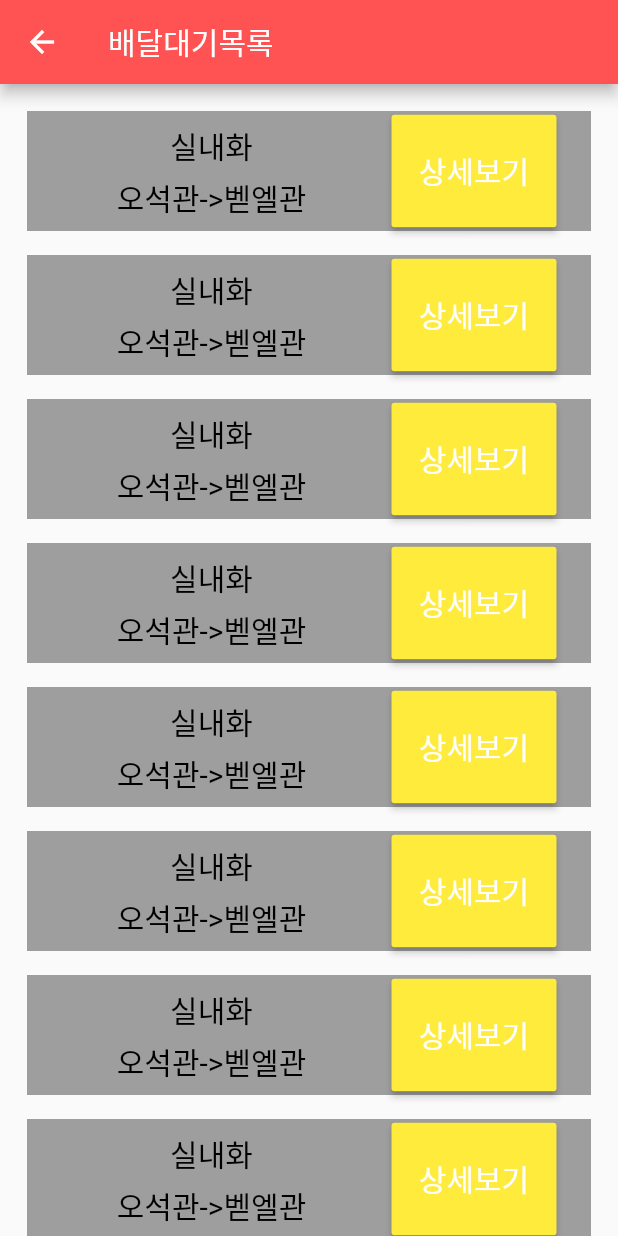
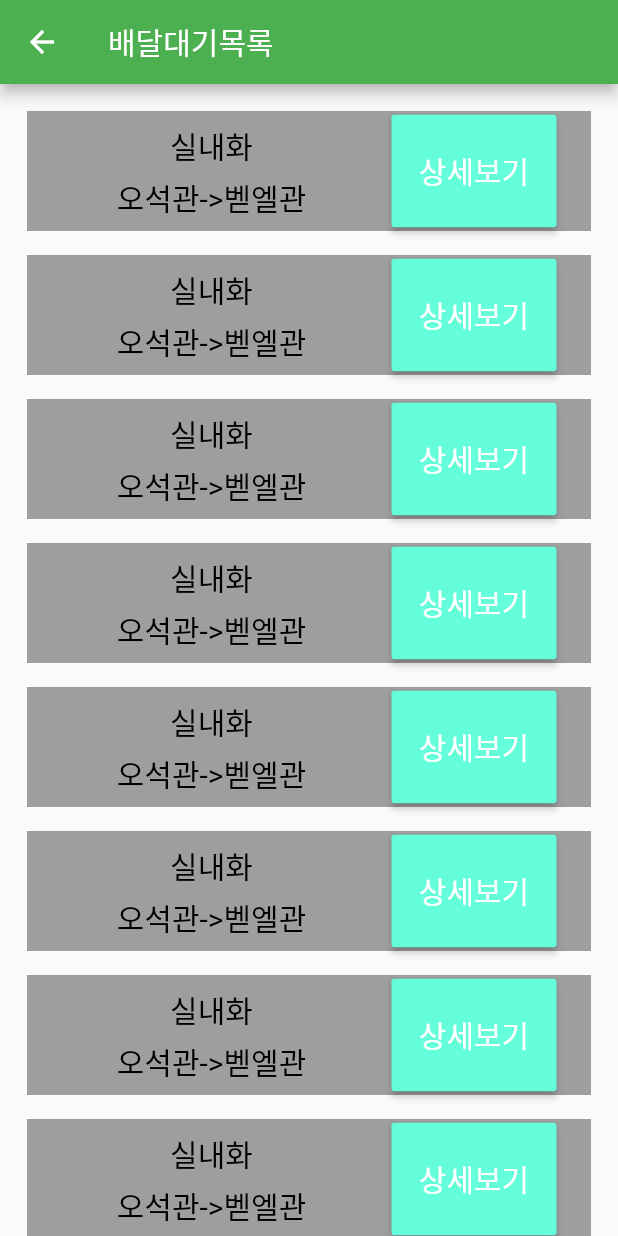
Before and after one commit to Luvxy/delivery, a Flutter app: the ScreenC screen opened by its route, on a phone screen of 412 x 824 dp. Run offline on Flutter 3.47's test engine with Material 2 defaults, Android fonts, the phone set to English and light mode, and no system bars; our stand-ins replace firebase_auth, firebase_core, google_maps_flutter, logger; missing offline and left inert: firebase_auth_web, firebase_core_web; accounts and stored records are empty; Roboto replaces fonts that are missing (Montserrat).

Commit message:
배경색과 버튼색 전부 설정하고 바꿈

```diff
--- a/lib/ScreenA.dart
+++ b/lib/ScreenA.dart
@@ -96,12 +96,13 @@ class ScreenA extends StatelessWidget {
                 child: Column(
                   mainAxisAlignment: MainAxisAlignment.center,
                   children: [
-                    ElevatedButton(
+                    RaisedButton(
+                      color: Theme.of(context).accentColor,
                         onPressed: () {
                           FirebaseAuth.instance.signOut();
                           Navigator.pushNamed(context, '/log');
                         },
-                        child: Text("로그아웃"))
+                        child: Text("로그아웃")),
                   ],
                 ),
               ),
--- a/lib/ScreenB.dart
+++ b/lib/ScreenB.dart
@@ -56,7 +56,7 @@ class ScreenB extends StatelessWidget {
                                           style: TextStyle(
                                               color: Colors.white, fontSize: 20),
                                         ),
-                                        color: Colors.redAccent,
+                                        color: Theme.of(context).accentColor,
                                         onPressed: () {
                                           Navigator.pushNamed(context, '/map');
                                         },
@@ -78,7 +78,7 @@ class ScreenB extends StatelessWidget {
                                           style: TextStyle(
                                               color: Colors.white, fontSize: 20),
                                         ),
-                                        color: Colors.redAccent,
+                                        color: Theme.of(context).accentColor,
                                         onPressed: () {
                                           Navigator.pushNamed(context, '/map');
                                         },
@@ -124,7 +124,7 @@ class ScreenB extends StatelessWidget {
                                         style: TextStyle(
                                             color: Colors.white, fontSize: 20),
                                       ),
-                                      color: Colors.redAccent,
+                                      color: Theme.of(context).accentColor,
                                       onPressed: () {
                                         if (controller == null) {
                                           showSnackBar(context);
--- a/lib/ScreenC.dart
+++ b/lib/ScreenC.dart
@@ -10,7 +10,7 @@ class ScreenC extends StatelessWidget {
     return Scaffold(
       appBar: AppBar(
         title: Text('배달대기목록'),
-        backgroundColor: Colors.redAccent,
+        backgroundColor: Theme.of(context).primaryColor,
       ),
       body: Builder(builder: (context) {
         return Center(
@@ -57,7 +57,7 @@ class ScreenC extends StatelessWidget {
                           width: 110,
                           height: 75,
                           child: RaisedButton(
-                            color: Colors.yellow,
+                            color: Theme.of(context).accentColor,
                             child: Text('상세보기',style: TextStyle(fontSize: 20, color: Colors.white),),
                             onPressed: (){
                               Navigator.pushNamed(context, '/detail2');
@@ -98,7 +98,7 @@ class ScreenC extends StatelessWidget {
                           width: 110,
                           height: 75,
                           child: RaisedButton(
-                            color: Colors.yellow,
+                            color: Theme.of(context).accentColor,
                             child: Text('상세보기',style: TextStyle(fontSize: 20, color: Colors.white),),
                             onPressed: (){
                               Navigator.pushNamed(context, '/detail2');
@@ -139,7 +139,7 @@ class ScreenC extends StatelessWidget {
                           width: 110,
                           height: 75,
                           child: RaisedButton(
-                            color: Colors.yellow,
+                            color: Theme.of(context).accentColor,
                             child: Text('상세보기',style: TextStyle(fontSize: 20, color: Colors.white),),
                             onPressed: (){
                               Navigator.pushNamed(context, '/detail2');
@@ -180,7 +180,7 @@ class ScreenC extends StatelessWidget {
                           width: 110,
                           height: 75,
                           child: RaisedButton(
-                            color: Colors.yellow,
+                            color: Theme.of(context).accentColor,
                             child: Text('상세보기',style: TextStyle(fontSize: 20, color: Colors.white),),
                             onPressed: (){
                               Navigator.pushNamed(context, '/detail2');
@@ -221,7 +221,7 @@ class ScreenC extends StatelessWidget {
                           width: 110,
                           height: 75,
                           child: RaisedButton(
-                            color: Colors.yellow,
+                            color: Theme.of(context).accentColor,
                             child: Text('상세보기',style: TextStyle(fontSize: 20, color: Colors.white),),
                             onPressed: (){
                               Navigator.pushNamed(context, '/detail2');
@@ -262,7 +262,7 @@ class ScreenC extends StatelessWidget {
                           width: 110,
                           height: 75,
                           child: RaisedButton(
-                            color: Colors.yellow,
+                            color: Theme.of(context).accentColor,
                             child: Text('상세보기',style: TextStyle(fontSize: 20, color: Colors.white),),
                             onPressed: (){
                               Navigator.pushNamed(context, '/detail2');
@@ -303,7 +303,7 @@ class ScreenC extends StatelessWidget {
                           width: 110,
                           height: 75,
                           child: RaisedButton(
-                            color: Colors.yellow,
+                            color: Theme.of(context).accentColor,
                             child: Text('상세보기',style: TextStyle(fontSize: 20, color: Colors.white),),
                             onPressed: (){
                               Navigator.pushNamed(context, '/detail2');
@@ -344,7 +344,7 @@ class ScreenC extends StatelessWidget {
                           width: 110,
                           height: 75,
                           child: RaisedButton(
-                            color: Colors.yellow,
+                            color: Theme.of(context).accentColor,
                             child: Text('상세보기',style: TextStyle(fontSize: 20, color: Colors.white),),
                             onPressed: (){
                               Navigator.pushNamed(context, '/detail2');
@@ -385,7 +385,7 @@ class ScreenC extends StatelessWidget {
                           width: 110,
                           height: 75,
                           child: RaisedButton(
-                            color: Colors.yellow,
+                            color: Theme.of(context).accentColor,
                             child: Text('상세보기',style: TextStyle(fontSize: 20, color: Colors.white),),
                             onPressed: (){
                               Navigator.pushNamed(context, '/detail2');
--- a/lib/detail1.dart
+++ b/lib/detail1.dart
@@ -8,7 +8,7 @@ class detail1 extends StatelessWidget {
       appBar: AppBar(
         title: Text('주문내역 상세'),
         centerTitle: true,
-        backgroundColor: Colors.redAccent,
+        backgroundColor: Theme.of(context).primaryColor,
       ),
       body: Center(
         child: ListView(
--- a/lib/detail2.dart
+++ b/lib/detail2.dart
@@ -8,7 +8,7 @@ class detail2 extends StatelessWidget {
       appBar: AppBar(
         title: Text('주문내역 상세'),
         centerTitle: true,
-        backgroundColor: Colors.redAccent,
+        backgroundColor: Theme.of(context).primaryColor,
       ),
       body: Center(
         child: ListView(
@@ -59,7 +59,7 @@ class detail2 extends StatelessWidget {
               width: 200,
               height: 100,
               child: RaisedButton(
-                color: Colors.yellow,
+                color: Theme.of(context).accentColor,
                 child: Text('수락하기', style: TextStyle(fontSize: 30, color: Colors.black)),
                 onPressed: (){},
               ),
--- a/lib/logins/page/sign_in.dart
+++ b/lib/logins/page/sign_in.dart
@@ -29,6 +29,7 @@ class SignIn extends StatelessWidget {
     return Scaffold(
       appBar: AppBar(
         title: Text("로그인"),
+        backgroundColor: Theme.of(context).primaryColor,
       ),
       body: Builder(
         builder: (context) {
--- a/lib/main.dart
+++ b/lib/main.dart
@@ -26,8 +26,8 @@ class MyApp extends StatelessWidget {
   @override
   Widget build(BuildContext context) {
     return MaterialApp(
-      theme: ThemeData(primaryColor: Colors.purple,
-        accentColor: Colors.limeAccent,
+      theme: ThemeData(primaryColor: Colors.green,
+        accentColor: Colors.tealAccent,
         brightness: Brightness.light,
         fontFamily: 'Montserrat',
       ),
--- a/lib/sidebar/ScreenD1.dart
+++ b/lib/sidebar/ScreenD1.dart
@@ -7,7 +7,7 @@ class ScreenD1 extends StatelessWidget {
     return Scaffold(
       appBar: AppBar(
         title: Text('ScreenD1'),
-        backgroundColor: Colors.redAccent,
+        backgroundColor: Theme.of(context).primaryColor,
       ),
       body: Center(
         child: Text(
--- a/lib/sidebar/ScreenF.dart
+++ b/lib/sidebar/ScreenF.dart
@@ -8,7 +8,7 @@ class ScreenF extends StatelessWidget {
       appBar: AppBar(
         title: Text('문의'),
         centerTitle: true,
-        backgroundColor: Colors.redAccent,
+        backgroundColor: Theme.of(context).primaryColor,
       ),
       body: Center(
         child: Text(
--- a/lib/sidebar/ScreenG.dart
+++ b/lib/sidebar/ScreenG.dart
@@ -8,7 +8,7 @@ class ScreenG extends StatelessWidget {
       appBar: AppBar(
         title: Text('신고'),
         centerTitle: true,
-        backgroundColor: Colors.redAccent,
+        backgroundColor: Theme.of(context).primaryColor,
       ),
       body: Center(
         child: Text(
--- a/lib/sidebar/ScreenI.dart
+++ b/lib/sidebar/ScreenI.dart
@@ -8,7 +8,7 @@ class ScreenI extends StatelessWidget {
       appBar: AppBar(
         title: Text('내 정보'),
         centerTitle: true,
-        backgroundColor: Colors.redAccent,
+        backgroundColor: Theme.of(context).primaryColor,
       ),
       body: ListView(
         padding: const EdgeInsets.all(15.0),
```
Also changed, not shown: lib/sidebar/ScreenD.dart (+4 -4 lines), lib/sidebar/ScreenE.dart (+9 -9 lines), lib/sidebar/ScreenH.dart (+4 -4 lines).
